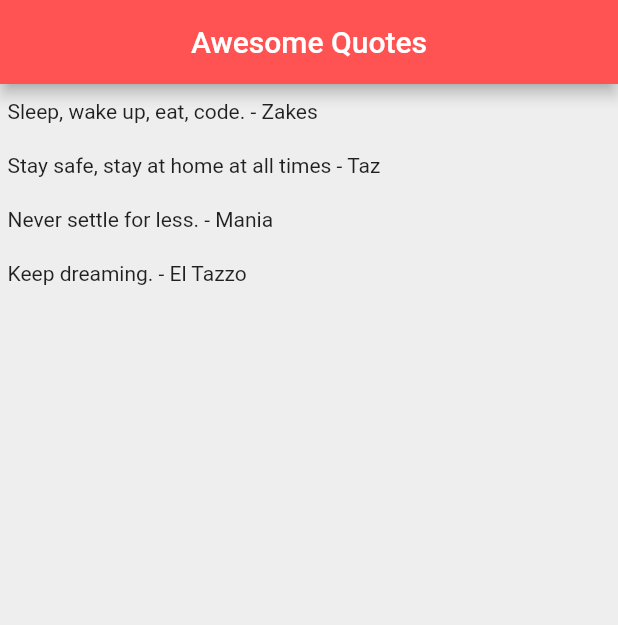
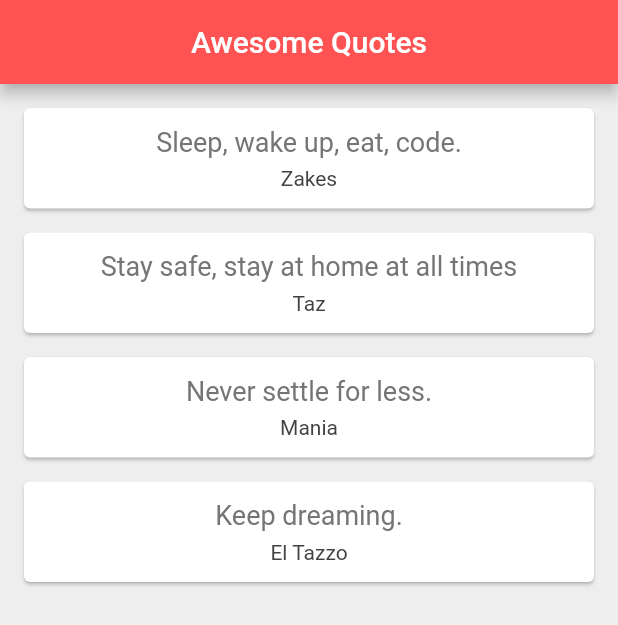
Before and after one commit to phyzikhs/flutter2_ninja_card, a Flutter app: the screen it shows after launch, on a phone screen of 412 x 824 dp. Shown: the top 625 px of the screen. Run offline on Flutter 3.47's test engine with Material 2 defaults, Android fonts, the phone set to English and light mode, and no system bars.

Commit message:
cards and padding

```diff
--- a/quote_list/lib/main.dart
+++ b/quote_list/lib/main.dart
@@ -19,6 +19,34 @@ class _QuoteListState extends State<QuoteList> {
     Quote(author: 'El Tazzo', text: 'Keep dreaming.'),
   ];
 
+  Widget quoteListTemplate(quote){
+    return Card(
+      margin: EdgeInsets.fromLTRB(16.0, 16.0, 16.0, 0.0),
+      child: Padding(
+        padding: EdgeInsets.all(12.0),
+        child: Column(
+          children: [
+            Text(
+                quote.text,
+              style: TextStyle(
+                fontSize: 18.0,
+                color: Colors.grey[600],
+              ),
+            ),
+            SizedBox(height: 6.0,),
+            Text(
+              quote.author,
+              style: TextStyle(
+                fontSize: 14.0,
+                color: Colors.grey[800],
+              ),
+            ),
+          ],
+        )
+      ),
+    );
+  }
+
   @override
   Widget build(BuildContext context) {
     return Scaffold(
@@ -30,7 +58,7 @@ class _QuoteListState extends State<QuoteList> {
       ),
       body: Column(
         mainAxisAlignment: MainAxisAlignment.start,
-        crossAxisAlignment: CrossAxisAlignment.start,
+        crossAxisAlignment: CrossAxisAlignment.stretch,
         children: (quotes==null || quotes.length==0) ? [
           Container(
             padding: EdgeInsets.symmetric(vertical: 10.0, horizontal: 5.0),
@@ -42,10 +70,7 @@ class _QuoteListState extends State<QuoteList> {
             ),
           ),
         ),
-        ] : quotes.map((quote) => Container(
-          padding: EdgeInsets.symmetric(vertical: 10.0, horizontal: 5.0),
-            child: Text('${quote.text} - ${quote.author}'),
-        )).toList(),
+        ] : quotes.map((quote) => quoteListTemplate(quote)).toList(),
       ),
     );
   }
```
